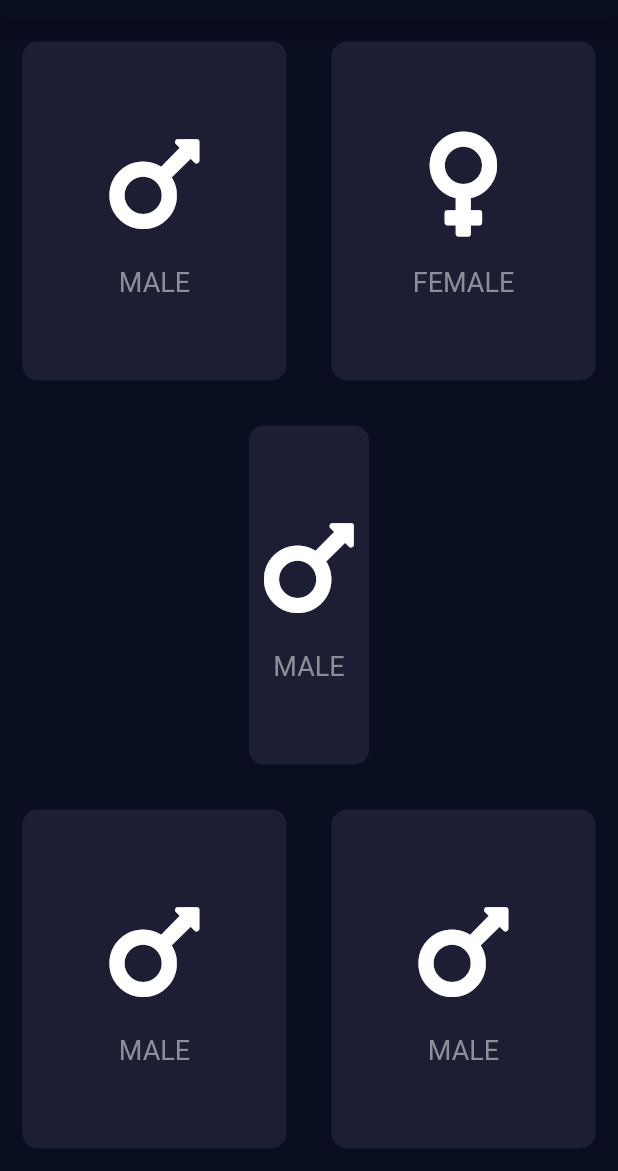
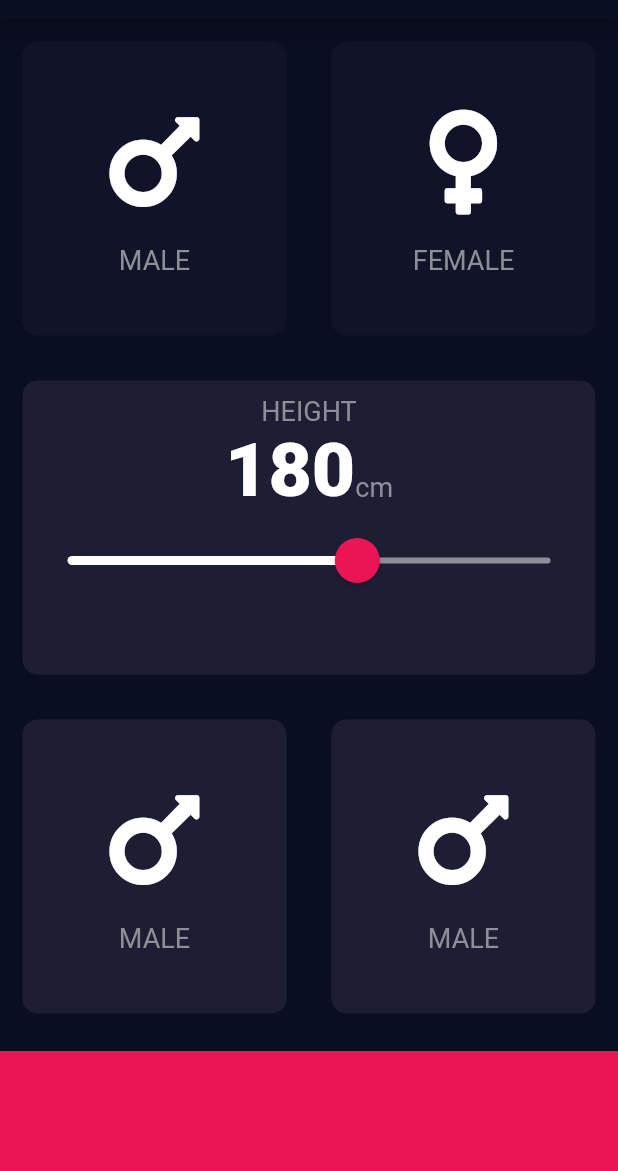
Before and after one commit to i-aiymen/Bmi-Calculator, a Flutter app: the screen it shows after launch, on a phone screen of 412 x 824 dp, the part 65-1236 px from its top. Run offline on Flutter 3.47's test engine with Material 2 defaults, Android fonts, the phone set to English and light mode, and no system bars; our stand-ins replace font_awesome_flutter.

Commit message:
Added: Gesture function and slider

```diff
--- /dev/null
+++ b/lib/constants.dart
@@ -0,0 +1,13 @@
+import 'package:flutter/material.dart';
+
+const lableTextStyle = TextStyle(
+  fontSize: 18,
+  color: Color(0xFF8D8E98),
+);
+
+const NumberTextStyle = TextStyle(fontSize: 50, fontWeight: FontWeight.w900);
+
+const bottomContainerHeight = 80.0;
+const activeCardColour = Color(0xFF1D1E33);
+const inactiveCardColour = Color(0xFF111328);
+const bottomContainerColour = Color(0xFFEB1555);
--- a/lib/icon_content.dart
+++ b/lib/icon_content.dart
@@ -1,9 +1,5 @@
+import 'package:bmi/constants.dart';
 import 'package:flutter/material.dart';
-
-const lableTextStyle = TextStyle(
-          fontSize: 18,
-          color: Color(0xFF8D8E98),
-        );
 
 class IconContent extends StatelessWidget {
   IconContent({required this.icon, required this.label});
--- a/lib/input_page.dart
+++ b/lib/input_page.dart
@@ -1,12 +1,15 @@
+import 'package:bmi/constants.dart';
 import 'package:bmi/reusable_card.dart';
 import 'package:flutter/material.dart';
 import 'package:font_awesome_flutter/font_awesome_flutter.dart';
 
 import 'icon_content.dart';
 
-const bottomContainerHeight = 80;
-const activeCardColour = Color(0xFF1D1E33);
-const bottomContainerColour = Color(0xFFEB1555);
+enum Gender {
+  male,
+  female,
+  init,
+}
 
 class InputPage extends StatefulWidget {
   @override
@@ -14,6 +17,9 @@ class InputPage extends StatefulWidget {
 }
 
 class _InputPageState extends State<InputPage> {
+  Gender selectedGender = Gender.init;
+  int height = 180;
+
   @override
   Widget build(BuildContext context) {
     return Scaffold(
@@ -21,13 +27,21 @@ class _InputPageState extends State<InputPage> {
           title: Text('BMI CALCULATOR'),
         ),
         body: Column(
+          crossAxisAlignment: CrossAxisAlignment.stretch,
           children: [
             Expanded(
                 child: Row(
               children: [
                 Expanded(
                     child: ReusableCard(
-                  colour: activeCardColour,
+                  onPress: () {
+                    setState(() {
+                      selectedGender = Gender.male;
+                    });
+                  },
+                  colour: selectedGender == Gender.male
+                      ? activeCardColour
+                      : inactiveCardColour,
                   cardChild: IconContent(
                     icon: FontAwesomeIcons.mars,
                     label: 'MALE',
@@ -35,7 +49,14 @@ class _InputPageState extends State<InputPage> {
                 )),
                 Expanded(
                     child: ReusableCard(
-                        colour: activeCardColour,
+                        onPress: () {
+                          setState(() {
+                            selectedGender = Gender.female;
+                          });
+                        },
+                        colour: selectedGender == Gender.female
+                            ? activeCardColour
+                            : inactiveCardColour,
                         cardChild: IconContent(
                           icon: FontAwesomeIcons.venus,
                           label: 'FEMALE',
@@ -44,16 +65,66 @@ class _InputPageState extends State<InputPage> {
             )),
             Expanded(
                 child: ReusableCard(
+                    onPress: () {},
                     colour: activeCardColour,
-                    cardChild: IconContent(
-                      icon: FontAwesomeIcons.mars,
-                      label: 'MALE',
+                    cardChild: SingleChildScrollView(
+                      physics: BouncingScrollPhysics(),
+                      scrollDirection: Axis.vertical,
+                      child: Column(
+                        mainAxisAlignment: MainAxisAlignment.center,
+                        children: [
+                          SizedBox(
+                            height: 10,
+                          ),
+                          Text(
+                            "HEIGHT",
+                            style: lableTextStyle,
+                          ),
+                          Row(
+                            mainAxisAlignment: MainAxisAlignment.center,
+                            crossAxisAlignment: CrossAxisAlignment.baseline,
+                            textBaseline: TextBaseline.alphabetic,
+                            children: [
+                              Text(
+                                height.toString(),
+                                style: NumberTextStyle,
+                              ),
+                              Text(
+                                "cm",
+                                style: lableTextStyle,
+                              )
+                            ],
+                          ),
+                          SliderTheme(
+                            data: SliderTheme.of(context).copyWith(
+                                inactiveTrackColor: Color(0xFF8D8E98),
+                                activeTrackColor: Colors.white,
+                                thumbColor: Color(0xFFEB1555),
+                                overlayColor: Color(0x29EB1555),
+                                thumbShape: RoundSliderThumbShape(
+                                    enabledThumbRadius: 15),
+                                overlayShape:
+                                    RoundSliderOverlayShape(overlayRadius: 30)),
+                            child: Slider(
+                              value: height.toDouble(),
+                              onChanged: (double newValue) {
+                                setState(() {
+                                  height = newValue.round();
+                                });
+                              },
+                              min: 120,
+                              max: 220,
+                            ),
+                          )
+                        ],
+                      ),
                     ))),
             Expanded(
                 child: Row(
               children: [
                 Expanded(
                     child: ReusableCard(
+                        onPress: () {},
                         colour: activeCardColour,
                         cardChild: IconContent(
                           icon: FontAwesomeIcons.mars,
@@ -61,6 +132,7 @@ class _InputPageState extends State<InputPage> {
                         ))),
                 Expanded(
                     child: ReusableCard(
+                        onPress: () {},
                         colour: activeCardColour,
                         cardChild: IconContent(
                           icon: FontAwesomeIcons.mars,
@@ -68,6 +140,12 @@ class _InputPageState extends State<InputPage> {
                         ))),
               ],
             )),
+            Container(
+              color: bottomContainerColour,
+              margin: EdgeInsets.only(top: 10),
+              width: double.infinity,
+              height: bottomContainerHeight,
+            )
           ],
         ));
   }
--- a/lib/reusable_card.dart
+++ b/lib/reusable_card.dart
@@ -1,17 +1,22 @@
 import 'package:flutter/material.dart';
 
 class ReusableCard extends StatelessWidget {
-  ReusableCard({required this.colour, required this.cardChild});
+  ReusableCard(
+      {required this.colour, required this.cardChild, required this.onPress});
   final Color colour;
   final Widget cardChild;
+  final VoidCallback onPress;
 
   @override
   Widget build(BuildContext context) {
-    return Container(
-      child: cardChild,
-      margin: EdgeInsets.all(15),
-      decoration:
-          BoxDecoration(color: colour, borderRadius: BorderRadius.circular(10)),
+    return GestureDetector(
+      onTap: onPress,
+      child: Container(
+        child: cardChild,
+        margin: EdgeInsets.all(15),
+        decoration: BoxDecoration(
+            color: colour, borderRadius: BorderRadius.circular(10)),
+      ),
     );
   }
 }
```
